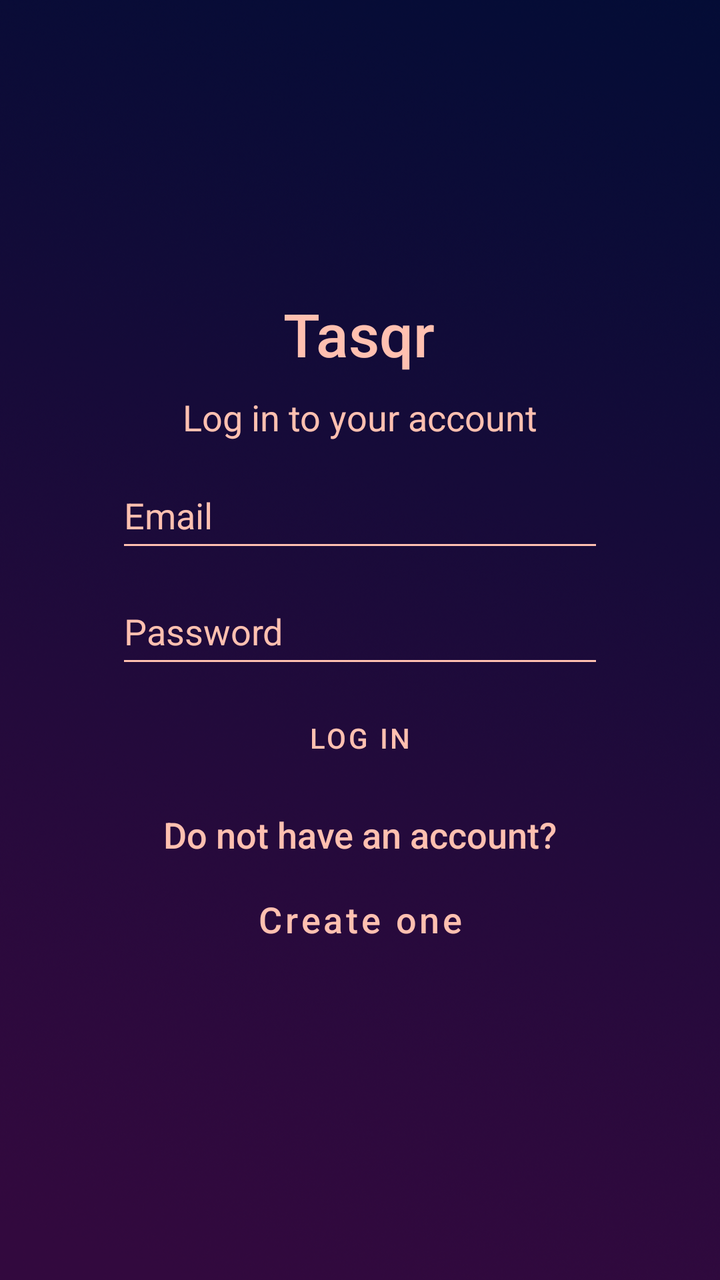
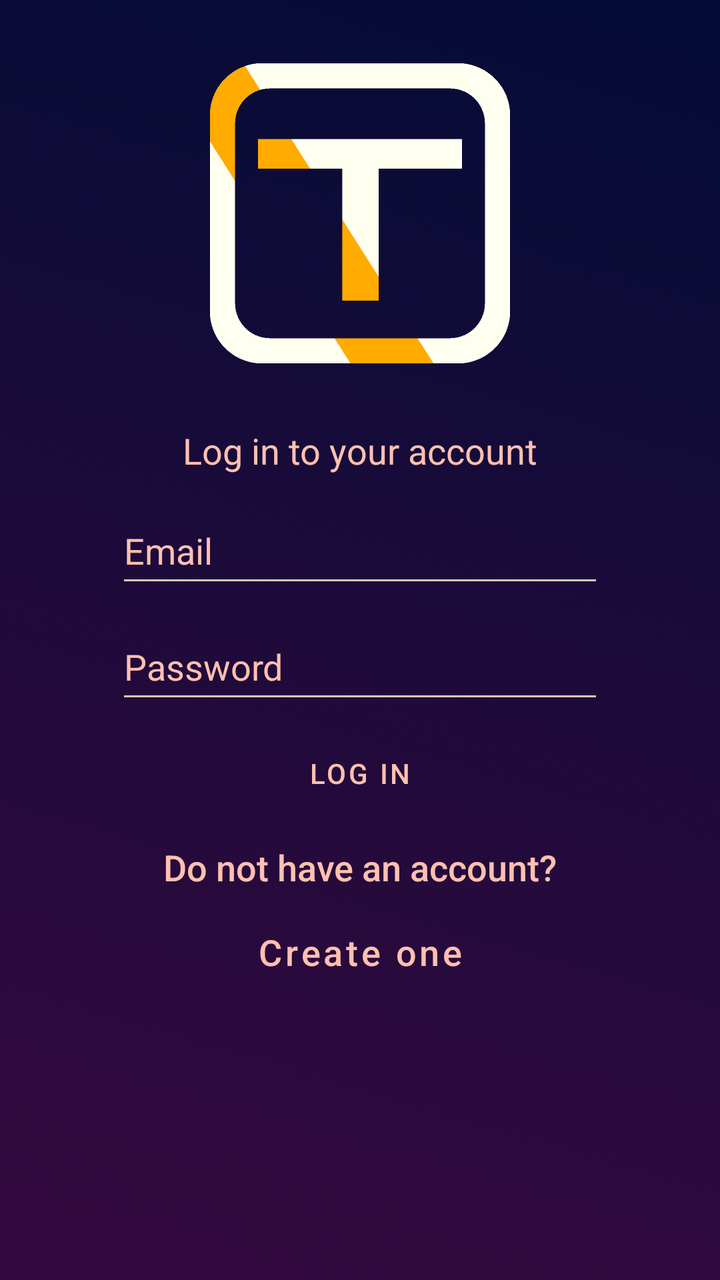

Before-and-after screenshots of an Android layout around one commit, followed by the original layout XML and the change that was made.
<!-- AndroidManifest.xml: activity theme Theme.Tasqr_NoToolBar -->
<!-- res/layout/activity_login.xml -->
<?xml version="1.0" encoding="utf-8"?>
<androidx.constraintlayout.widget.ConstraintLayout xmlns:android="http://schemas.android.com/apk/res/android"
    xmlns:app="http://schemas.android.com/apk/res-auto"
    xmlns:tools="http://schemas.android.com/tools"
    android:layout_width="match_parent"
    android:layout_height="match_parent"
    android:background="@drawable/backgroundlogin"
    tools:context=".LoginActivity">

    <TextView
        android:id="@+id/Tasqr"
        android:layout_width="wrap_content"
        android:layout_height="wrap_content"
        android:fontFamily="sans-serif-medium"
        android:text="@string/app_name"
        android:textColor="@color/text_color"
        android:textSize="30sp"
        app:layout_constraintBottom_toTopOf="@+id/loginin_text"
        app:layout_constraintEnd_toEndOf="parent"
        app:layout_constraintHorizontal_bias="0.499"
        app:layout_constraintStart_toStartOf="parent"
        app:layout_constraintTop_toTopOf="parent"
        app:layout_constraintVertical_bias="0.94" />

    <TextView
        android:id="@+id/other_option"
        android:layout_width="wrap_content"
        android:layout_height="wrap_content"
        android:fontFamily="sans-serif-medium"
        android:text="@string/dont_have"
        android:textColor="@color/text_color"
        android:textSize="18sp"
        app:layout_constraintBottom_toBottomOf="parent"
        app:layout_constraintEnd_toEndOf="parent"
        app:layout_constraintStart_toStartOf="parent"
        app:layout_constraintTop_toBottomOf="@+id/login_button"
        app:layout_constraintVertical_bias="0.06999999" />

    <Button
        android:id="@+id/register_activity_button"
        android:layout_width="147dp"
        android:layout_height="44dp"
        android:layout_marginTop="8dp"
        android:background="@android:color/transparent"
        android:text="@string/create_account"
        android:textAllCaps="false"
        android:textColor="@color/text_color"
        android:textSize="18sp"
        app:layout_constraintEnd_toEndOf="parent"
        app:layout_constraintStart_toStartOf="parent"
        app:layout_constraintTop_toBottomOf="@+id/other_option" />

    <EditText
        android:id="@+id/email_textfield"
        android:layout_width="244dp"
        android:layout_height="50dp"
        android:layout_marginBottom="8dp"
        android:backgroundTint="@color/text_color"
        android:ems="10"
        android:hint="@string/email"
        android:inputType="textEmailAddress"
        android:textColor="@color/text_color"
        android:textColorHint="@color/text_color"
        app:layout_constraintBottom_toTopOf="@+id/password_textfield"
        app:layout_constraintEnd_toEndOf="parent"
        app:layout_constraintStart_toStartOf="parent" />

    <EditText
        android:id="@+id/password_textfield"
        android:layout_width="244dp"
        android:layout_height="50dp"
        android:backgroundTint="@color/text_color"
        android:ems="10"
        android:hint="@string/password"
        android:inputType="textPassword"
        android:textColor="@color/text_color"
        android:textColorHint="@color/text_color"
        app:layout_constraintBottom_toBottomOf="parent"
        app:layout_constraintEnd_toEndOf="parent"
        app:layout_constraintStart_toStartOf="parent"
        app:layout_constraintTop_toTopOf="parent"
        app:layout_constraintVertical_bias="0.49" />

    <TextView
        android:id="@+id/loginin_text"
        android:layout_width="wrap_content"
        android:layout_height="wrap_content"
        android:text="@string/login_in_account"
        android:textColor="@color/text_color"
        android:textSize="18sp"
        app:layout_constraintBottom_toTopOf="@+id/email_textfield"
        app:layout_constraintEnd_toEndOf="parent"
        app:layout_constraintStart_toStartOf="parent"
        app:layout_constraintTop_toTopOf="parent"
        app:layout_constraintVertical_bias="0.95" />

    <Button
        android:id="@+id/login_button"
        android:layout_width="244dp"
        android:layout_height="40dp"
        android:layout_marginTop="10dp"
        android:background="@android:color/transparent"
        android:text="@string/login_in"
        android:textColor="@color/text_color"
        app:layout_constraintEnd_toEndOf="parent"
        app:layout_constraintStart_toStartOf="parent"
        app:layout_constraintTop_toBottomOf="@+id/password_textfield" />
</androidx.constraintlayout.widget.ConstraintLayout>
<!-- resources referenced by this layout -->
<resources>
  <color name="text_color">#FFC0B0</color>
  <!-- drawable backgroundlogin: jpg bitmap (drawable, 9335 bytes) -->
  <string name="app_name">Tasqr</string>
  <string name="create_account">Create one</string>
  <string name="dont_have">Do not have an account?</string>
  <string name="email">Email</string>
  <string name="login_in">Log in</string>
  <string name="login_in_account">Log in to your account</string>
  <string name="password">Password</string>
  <style name="Theme.Tasqr_NoToolBar" parent="Theme.MaterialComponents.Light.NoActionBar">
          
          <item name="colorPrimary">@color/tasqr_yellow</item>
          <item name="colorPrimaryVariant">@color/purple_700</item>
          <item name="colorOnPrimary">@color/white</item>
          
          <item name="colorSecondary">@color/teal_200</item>
          <item name="colorSecondaryVariant">@color/teal_700</item>
          <item name="colorOnSecondary">@color/black</item>
          
          <item name="android:statusBarColor">@color/status_bar_color</item>
          
      </style>
  <color name="tasqr_yellow">#FFD900</color>
  <color name="purple_700">#FF3700B3</color>
  <color name="white">#FFFFFFFF</color>
  <color name="teal_200">#FF03DAC5</color>
  <color name="teal_700">#FF018786</color>
  <color name="black">#FF000000</color>
  <color name="status_bar_color">#070C36</color>
</resources>

<!-- the commit's change to res/layout/activity_login.xml (unified diff, before → after) -->
@@ -6,21 +6,6 @@
     android:layout_height="match_parent"
     android:background="@drawable/backgroundlogin"
     tools:context=".LoginActivity">
-
-    <TextView
-        android:id="@+id/Tasqr"
-        android:layout_width="wrap_content"
-        android:layout_height="wrap_content"
-        android:fontFamily="sans-serif-medium"
-        android:text="@string/app_name"
-        android:textColor="@color/text_color"
-        android:textSize="30sp"
-        app:layout_constraintBottom_toTopOf="@+id/loginin_text"
-        app:layout_constraintEnd_toEndOf="parent"
-        app:layout_constraintHorizontal_bias="0.499"
-        app:layout_constraintStart_toStartOf="parent"
-        app:layout_constraintTop_toTopOf="parent"
-        app:layout_constraintVertical_bias="0.94" />
 
     <TextView
         android:id="@+id/other_option"
@@ -79,7 +64,7 @@
         app:layout_constraintEnd_toEndOf="parent"
         app:layout_constraintStart_toStartOf="parent"
         app:layout_constraintTop_toTopOf="parent"
-        app:layout_constraintVertical_bias="0.49" />
+        app:layout_constraintVertical_bias="0.52" />
 
     <TextView
         android:id="@+id/loginin_text"
@@ -105,4 +90,14 @@
         app:layout_constraintEnd_toEndOf="parent"
         app:layout_constraintStart_toStartOf="parent"
         app:layout_constraintTop_toBottomOf="@+id/password_textfield" />
+
+    <ImageView
+        android:id="@+id/imageView"
+        android:layout_width="150dp"
+        android:layout_height="150dp"
+        app:layout_constraintBottom_toTopOf="@+id/loginin_text"
+        app:layout_constraintEnd_toEndOf="parent"
+        app:layout_constraintStart_toStartOf="parent"
+        app:layout_constraintTop_toTopOf="parent"
+        app:srcCompat="@drawable/transparent" />
 </androidx.constraintlayout.widget.ConstraintLayout>
<!-- resource entries referenced after the edit -->
@@ -2,7 +2,7 @@
 <resources>
   <color name="text_color">#FFC0B0</color>
   <!-- drawable backgroundlogin: jpg bitmap (drawable, 9335 bytes) -->
-  <string name="app_name">Tasqr</string>
+  <!-- drawable transparent: png bitmap (drawable, 11029 bytes) -->
   <string name="create_account">Create one</string>
   <string name="dont_have">Do not have an account?</string>
   <string name="email">Email</string>
